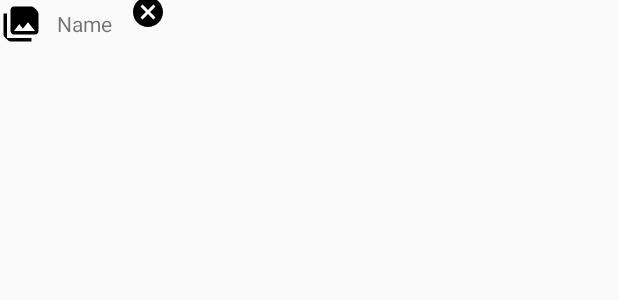
After one commit to jeguaman/BEspeApp, an Android app: the layout item_tab_fragment.xml on its own in the app's theme, with its tools: preview values and no code run, on a phone screen of 412 x 824 dp. The commit adds this screen. Shown: the top 300 px of the screen. Run offline under Robolectric (Android 15) with nearby library versions, the phone set to English and light mode, and no system bars; network calls fail.

Commit message:
items view adapter

```diff
--- a/app/build.gradle
+++ b/app/build.gradle
@@ -54,5 +54,8 @@ dependencies {
     compile 'com.github.bluejamesbond:textjustify-android:2.1.6'
     compile 'com.squareup.okhttp3:logging-interceptor:3.3.1'
 
+    //circle image
+    compile 'de.hdodenhof:circleimageview:1.3.0'
+
     testCompile 'junit:junit:4.12'
 }
--- /dev/null
+++ b/app/src/main/res/drawable-anydpi/ic_cancel.xml
@@ -0,0 +1,9 @@
+<vector xmlns:android="http://schemas.android.com/apk/res/android"
+    android:width="24dp"
+    android:height="24dp"
+    android:viewportWidth="24.0"
+    android:viewportHeight="24.0">
+    <path
+        android:fillColor="#FF000000"
+        android:pathData="M12,2C6.47,2 2,6.47 2,12s4.47,10 10,10 10,-4.47 10,-10S17.53,2 12,2zM17,15.59L15.59,17 12,13.41 8.41,17 7,15.59 10.59,12 7,8.41 8.41,7 12,10.59 15.59,7 17,8.41 13.41,12 17,15.59z" />
+</vector>
--- /dev/null
+++ b/app/src/main/res/layout/item_tab_fragment.xml
@@ -0,0 +1,31 @@
+<LinearLayout android:id="@+id/layout"
+    xmlns:android="http://schemas.android.com/apk/res/android"
+    android:layout_width="wrap_content"
+    android:layout_height="wrap_content"
+    android:orientation="horizontal">
+
+    <de.hdodenhof.circleimageview.CircleImageView
+        android:id="@+id/imageViewTabItemAvatar"
+        android:layout_width="28dp"
+        android:layout_height="28dp"
+        android:layout_gravity="center"
+        android:src="@drawable/ic_menu_gallery" />
+
+    <TextView
+        android:id="@+id/textViewTabItemName"
+        android:layout_width="wrap_content"
+        android:layout_height="wrap_content"
+        android:layout_gravity="center"
+        android:layout_marginStart="10dp"
+        android:text="Name" />
+
+    <ImageButton
+        android:id="@+id/imageButtonRemove"
+        android:layout_width="wrap_content"
+        android:layout_height="wrap_content"
+        android:layout_gravity="center"
+        android:layout_marginBottom="8dp"
+        android:layout_marginLeft="12dp"
+        android:background="@null"
+        android:src="@drawable/ic_cancel" />
+</LinearLayout>
```
Also changed, not shown: app/src/main/java/com/teamj/joseguaman/bespeapp/adapter/ViewPagerAdapter.java (+62 -1 lines), app/src/main/java/com/teamj/joseguaman/bespeapp/fragments/ChildTabFragment.java (added, +46 -0 lines), app/src/main/java/com/teamj/joseguaman/bespeapp/fragments/ParentTabFragment.java (+65 -0 lines).
